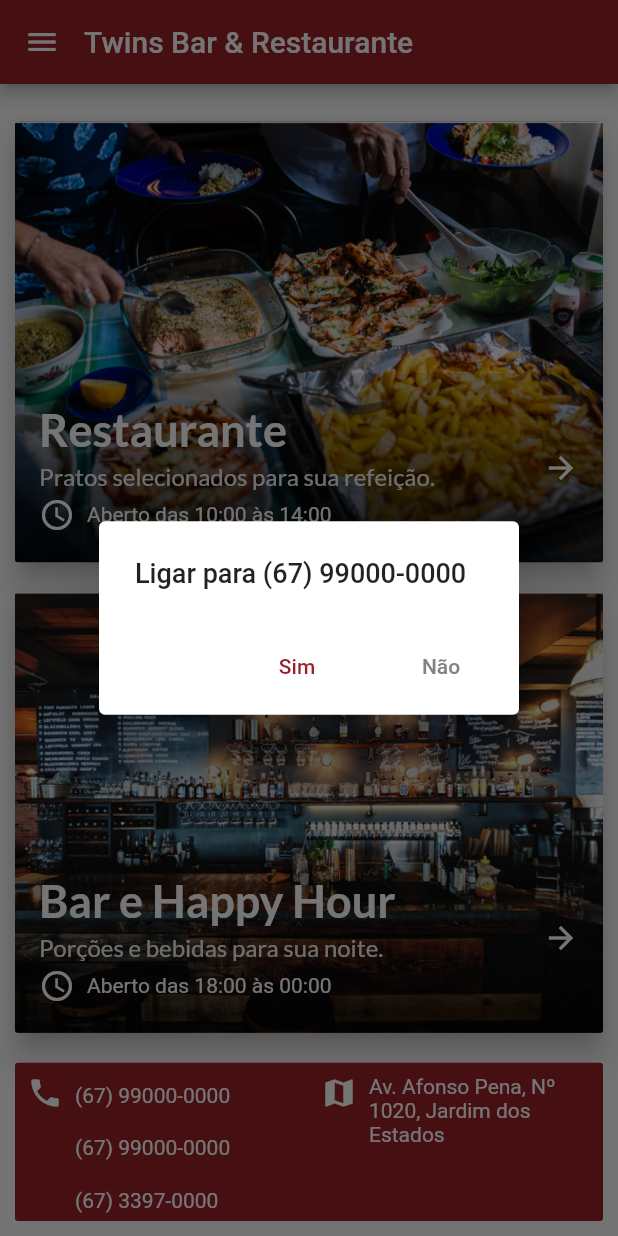
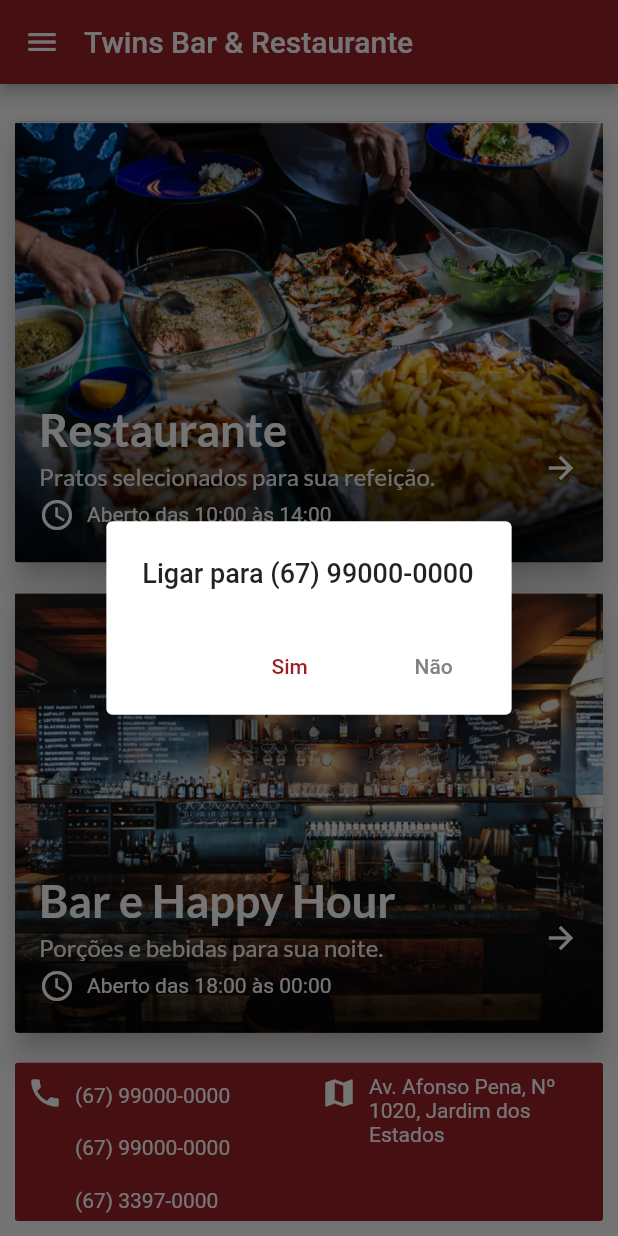
Before and after one commit to brunomond/CapiCardapio, a Flutter app: the screen it shows after launch, after a tap on "(67) 99000-0000", on a phone screen of 412 x 824 dp. Run offline on Flutter 3.47's test engine with Material 2 defaults, Android fonts, the phone set to English and light mode, and no system bars; drawn by our look-alikes of auto_size_text; our stand-ins replace cloud_firestore, firebase_storage, flutter_masked_text, image_cropper, image_picker, shared_preferences; missing offline and left inert: maps_launcher; accounts and stored records are empty.

```diff
--- a/lib/View/HomePage/home_page.dart
+++ b/lib/View/HomePage/home_page.dart
@@ -75,7 +75,11 @@ class _HomePageState extends State<HomePage> {
       case 3: phone ='(67) 3397-0000'; break;
     }
     showDialog(context: context, builder: (context) =>
-        AlertDialog(
+        Center(
+          child: SizedBox(
+            width: MediaQuery.of(context).size.width * 0.85,
+            child: Expanded(
+              child: AlertDialog(
                 title: AutoSizeText('Ligar para $phone', maxLines: 1,),
                 actions: <Widget>[
                   FlatButton(
@@ -102,6 +106,9 @@ class _HomePageState extends State<HomePage> {
                     },
                   )
                 ],
+              ),
+            ),
+          ),
         ));
   }
 
```
Also changed, not shown: lib/View/AdminPage/AdminPage.dart (+8 -1 lines), lib/View/AdminPage/NewPasswordPage.dart (+8 -1 lines), lib/View/AdminPage/NewProductPage.dart (+8 -1 lines). Lines whose indentation alone changed are shown as unchanged.
